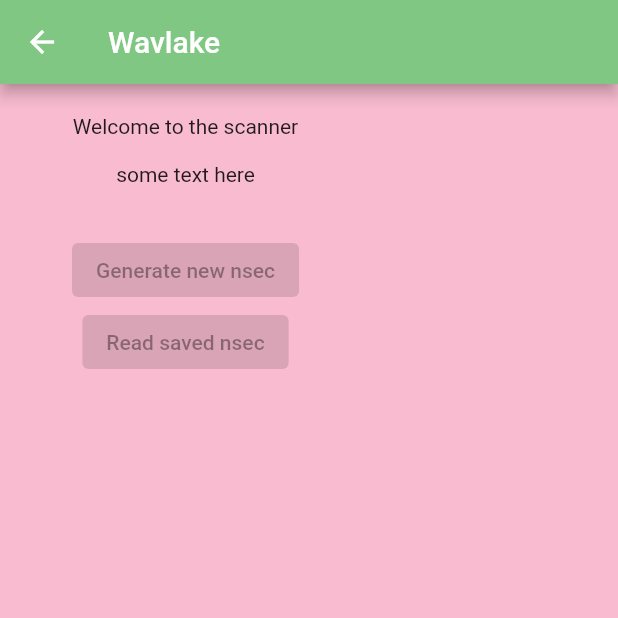
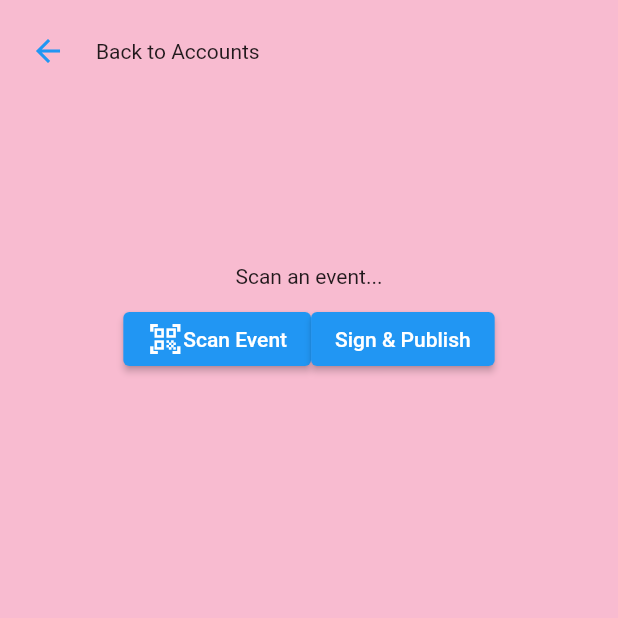
Before and after one commit to wavlake/watermelon, a Flutter app: the SigningScreen screen opened directly, on a phone screen of 412 x 824 dp, the top half of it. Run offline on Flutter 3.47's test engine with Material 2 defaults, Android fonts, the phone set to English and light mode, and no system bars; our stand-ins replace flutter_secure_storage; missing offline and left inert: mobile_scanner, nostr, nostr_tools; accounts and stored records are empty.

Commit message:
state and nav refactors

```diff
--- a/lib/components.dart
+++ b/lib/components.dart
@@ -1,29 +1,64 @@
 import 'package:flutter/material.dart';
 import '../model/state.dart';
+import 'package:provider/provider.dart';
+
+import 'model/constants.dart';
+
+// Every screen gets a default back button target
+Map<Screen, Screen> backButtonMap = {
+  Screen.welcome: Screen.welcome,
+  Screen.keyEntry: Screen.welcome,
+  Screen.signing: Screen.keyEntry,
+  Screen.scanner: Screen.signing,
+};
 
 class TopBackButton extends StatelessWidget {
   const TopBackButton({
     super.key,
-    required this.appState,
     this.title = "",
   });
 
-  final AppState appState;
   final String title;
 
   @override
   Widget build(BuildContext context) {
+    var appState = context.watch<AppState>();
+
     return Padding(
       padding: const EdgeInsets.only(top: 10),
       child: Row(
-        mainAxisAlignment: MainAxisAlignment.start,
+        mainAxisAlignment: MainAxisAlignment.spaceBetween,
         children: [
-          TextButton(
-              onPressed: () => appState.navigate(appState.currentScreen - 1),
-              child: const Icon(Icons.arrow_back)),
-          if (title.isNotEmpty) Text(title),
+          Row(
+            children: [
+              TextButton(
+                  onPressed:
+                      () => // lookup the back button's target screen using the current screen
+                          appState
+                              .navigate(backButtonMap[appState.currentScreen]!),
+                  child: const Icon(Icons.arrow_back)),
+              if (title.isNotEmpty) Text(title),
+            ],
+          ),
         ],
       ),
     );
   }
 }
+
+// a Text widget that returns an npub or nothing if null
+class LoggedInAs extends StatelessWidget {
+  const LoggedInAs({super.key});
+
+  @override
+  Widget build(BuildContext context) {
+    var appState = context.watch<AppState>();
+    if (appState.npub != "" && appState.npub.isNotEmpty) {
+      return Text("Logged in as: ${appState.npub.substring(0, 9)}");
+    }
+
+    // if no npub, return "nothing"
+    // https://stackoverflow.com/questions/53455358/how-to-present-an-empty-view-in-flutter
+    return const SizedBox.shrink();
+  }
+}
--- /dev/null
+++ b/lib/model/constants.dart
@@ -0,0 +1 @@
+enum Screen { welcome, keyEntry, signing, scanner }
--- a/lib/model/state.dart
+++ b/lib/model/state.dart
@@ -1,10 +1,16 @@
+// import 'package:bip340/bip340.dart';
 import 'package:flutter/material.dart';
 import 'package:nostr_tools/nostr_tools.dart';
+import 'package:nostr/nostr.dart' as nostr;
 import 'package:flutter_secure_storage/flutter_secure_storage.dart';
+import 'dart:convert';
+import 'dart:io';
+
+import 'constants.dart';
 
 final _keyGenerator = KeyApi();
 final _nip19 = Nip19();
-
+final eventApi = EventApi();
 const _storage = FlutterSecureStorage();
 const storageKeyPrivateHex = "privateHexKey";
 
@@ -19,35 +25,52 @@ AndroidOptions _getAndroidOptions() => const AndroidOptions(
     );
 
 class AppState with ChangeNotifier {
-  String relay = "wss://relay.wavlake.com";
+  // this runs when we call AppState() in main.dart in the ChangeNotifierProvider create method
+  AppState() {
+    // initialize state
+    checkForSavedPrivateKey().then((_) => {
+          // if there is a saved private key, navigate to the signing screen
+          if (npub != "") navigate(Screen.signing)
+          // notifyListeners()
+        });
+  }
+  /////// Navigation
+
+  Screen currentScreen = Screen.welcome;
+
+  /// A method to navigate to a new screen
+  void navigate(Screen newScreen) {
+    // update the state
+    currentScreen = newScreen;
+    notifyListeners();
+  }
+
+  /////// Key Entry
+
   String insecurePrivateHexKey = "";
-  int currentScreen = 0;
   TextEditingController nsecController = TextEditingController();
   final formKey = GlobalKey<FormState>();
 
-  // a getter that transforms the privateHex to publicHex
+  /// a getter that transforms the privateHex to publicHex
   String get publicHexKey {
     if (insecurePrivateHexKey == "") return "";
     return _keyGenerator.getPublicKey(insecurePrivateHexKey);
   }
 
-  // a getter that transforms the privateHex to npub
-  String get npubKey {
-    if (insecurePrivateHexKey == "") return "";
-    var publicHexKey = _keyGenerator.getPublicKey(insecurePrivateHexKey);
-    return _nip19.npubEncode(publicHexKey);
+  /// a setter that transforms the privateHex to npub
+  set npub(String? privateHexKey) {
+    if (privateHexKey == null) return;
+    var publicHex = _keyGenerator.getPublicKey(privateHexKey);
+    _npub = _nip19.npubEncode(publicHex);
   }
 
-  // a getter that transforms the privateHex to nsec
+  String get npub => _npub ?? "";
+  String? _npub;
+
+  /// a getter that transforms the privateHex to nsec
   String get nsecKey {
     if (insecurePrivateHexKey == "") return "";
     return _nip19.nsecEncode(insecurePrivateHexKey);
-  }
-
-  void navigate(int index) {
-    currentScreen = index;
-
-    notifyListeners();
   }
 
   void generateNewNsec() {
@@ -66,8 +89,10 @@ class AppState with ChangeNotifier {
     var privateHex = _nip19.decode(nsecController.text)['data'];
     await _writeSecretKey(value: privateHex);
 
+    // save the npub key so we can show the user is logged in
+    npub = privateHex;
     clearNsecField();
-    navigate(2);
+    navigate(Screen.signing);
 
     notifyListeners();
   }
@@ -78,10 +103,12 @@ class AppState with ChangeNotifier {
     notifyListeners();
   }
 
-  Future<String?> readPrivateHex() async {
-    // read the key and return it
+  Future<void> checkForSavedPrivateKey() async {
+    // read the key
+    var pk = await _readSecretKey();
     // dont save to state, since its a secret
-    return await _readSecretKey();
+    // instead, derive the npub from it
+    npub = pk;
   }
 
   bool isValidNsec(String value) {
@@ -102,7 +129,78 @@ class AppState with ChangeNotifier {
     }
   }
 
-  // Private methods
+  /////// Event Scanning
+
+  String relayAddress = "wss://relay.wavlake.com";
+
+  /// the last event that was scanned or entered
+  nostr.Event? scannedEvent;
+
+  // a getter that transforms the scannedEvent into a string
+  String get prettyEventString {
+    if (scannedEvent == null) return "Scan an event...";
+
+    JsonEncoder encoder = const JsonEncoder.withIndent('  ');
+    String prettyprint = encoder.convert(scannedEvent);
+    return prettyprint;
+  }
+
+  void parseEventJson(String? jsonString) {
+    if (jsonString == null) return;
+    try {
+      final Map<String, dynamic> jsonEvent = jsonDecode(jsonString);
+
+      // The nostr lib requires a signature string be present
+      if (jsonEvent["sig"] == null) {
+        // This is overwritten when the user signs the event
+        jsonEvent["sig"] = "Tap sign to sign this event";
+      }
+      // don't verify the event, since the sig is invalid
+      scannedEvent = nostr.Event.fromJson(jsonEvent, verify: false);
+
+      navigate(Screen.signing);
+    } catch (e) {
+      debugPrint("Error parsing event json: $e");
+    }
+
+    notifyListeners();
+  }
+
+  Future<nostr.Event> signEvent() async {
+    var pk = await _readSecretKey();
+    if (scannedEvent == null || pk == null) {
+      // sign event page should only be exposed if there is a private key to use
+      throw UnimplementedError('Event or private key is null');
+    } else {
+      // sign the event
+      // any pubkey in the unsigned event is ignored
+      var signedEvent = nostr.Event.from(
+        createdAt: scannedEvent!.createdAt,
+        kind: scannedEvent!.kind,
+        tags: scannedEvent!.tags,
+        content: scannedEvent!.content,
+        privkey: pk,
+      );
+      if (!signedEvent.isValid()) {
+        throw UnimplementedError('Error signing event');
+      }
+
+      await publishEvent(signedEvent);
+
+      notifyListeners();
+      return signedEvent;
+    }
+  }
+
+  Future<void> publishEvent(nostr.Event event) async {
+    // We may want to open this socket earlier
+    WebSocket webSocket = await WebSocket.connect(relayAddress);
+    webSocket.add(event.serialize());
+    // and maybe keep it open longer
+    await webSocket.close();
+  }
+
+  /////// Private methods
 
   Future<void> _deleteSecretKey() async {
     await _storage.delete(
@@ -132,10 +230,3 @@ class AppState with ChangeNotifier {
     return privateKey;
   }
 }
-
-class SecItem {
-  SecItem(this.key, this.value);
-
-  final String key;
-  final String value;
-}
--- a/lib/screens/key_entry_screen.dart
+++ b/lib/screens/key_entry_screen.dart
@@ -13,18 +13,13 @@ class KeyEntryScreen extends StatelessWidget {
 
     return Scaffold(
       backgroundColor: Colors.pink.shade100,
-      appBar: AppBar(
-        title: const Text('Wavlake'),
-        backgroundColor: Colors.green.shade300,
-      ),
       body: Form(
           key: appState.formKey,
           child: Column(
             crossAxisAlignment: CrossAxisAlignment.center,
             mainAxisAlignment: MainAxisAlignment.spaceBetween,
             children: [
-              TopBackButton(
-                appState: appState,
+              const TopBackButton(
                 title: "Add an Account",
               ),
               SizedBox(
@@ -81,33 +76,3 @@ class KeyEntryScreen extends StatelessWidget {
     );
   }
 }
-
-Widget getTextWidgets(List<String> strings, deleteKey) {
-  List<Widget> list = List<Widget>.empty(growable: true);
-  for (var i = 0; i < strings.length; i++) {
-    var nsec = strings[i];
-    list.add(Row(children: [
-      Text(nsec.substring(0, 12)),
-      ElevatedButton(
-        onPressed: () => deleteKey(i),
-        child: const Text('Delete'),
-      ),
-    ]));
-  }
-  return Column(children: list);
-}
-
-// a Text widget that returns an npub or nothing if null
-class NpubTextWidget extends StatelessWidget {
-  final String text;
-  const NpubTextWidget(this.text, {super.key});
-
-  @override
-  Widget build(BuildContext context) {
-    if (text != "" && text.isNotEmpty) return Text(text);
-
-    // if no npub, return "nothing"
-    // https://stackoverflow.com/questions/53455358/how-to-present-an-empty-view-in-flutter
-    return const SizedBox.shrink();
-  }
-}
--- a/lib/screens/scanner_screen.dart
+++ b/lib/screens/scanner_screen.dart
@@ -17,10 +17,7 @@ class ScannerScreen extends StatelessWidget {
       ),
       body: Column(
         children: [
-          TopBackButton(
-              appState: appState,
-              title:
-                  "Scan a nostr event QR code, like the ones in Wavlake Studio"),
+          const TopBackButton(title: "Scan a nostr event QR code"),
           // Mobile Scanner is finnicky
           // its immediate parent needs to be something like SizedBox
           SizedBox(
@@ -35,7 +32,7 @@ class ScannerScreen extends StatelessWidget {
               onDetect: (capture) {
                 final List<Barcode> barcodes = capture.barcodes;
                 for (final barcode in barcodes) {
-                  debugPrint('Barcode found! ${barcode.rawValue}');
+                  appState.parseEventJson(barcode.rawValue);
                 }
               },
             ),
@@ -45,3 +42,13 @@ class ScannerScreen extends StatelessWidget {
     );
   }
 }
+
+// {
+//   "id": "7d2b298bb3cf844f7d1142fc122aeafdbfadf6e42475b73cf38d62e676240005",
+//   "pubkey": "5f836955b840df25c5e971e02fd0905bc227c04bd29ea4dbd6a0b82efb346261",
+//   "created_at": 1685718780,
+//   "kind": 1,
+//   "tags": [],
+//   "content": "testing flutter",
+// }
+//   "sig": "35fed0f762884d6091cdf8f5e2e71311a0cbafd3d91ad9daab57cbe69128caab372b2d56ca91885291794bc77792f16814ec596d71adbdf070dfd5a079038828"
--- a/lib/screens/signing_screen.dart
+++ b/lib/screens/signing_screen.dart
@@ -1,6 +1,8 @@
 import 'package:flutter/material.dart';
 import 'package:provider/provider.dart';
 
+import '../components.dart';
+import '../model/constants.dart';
 import '../model/state.dart';
 
 class SigningScreen extends StatelessWidget {
@@ -12,38 +14,52 @@ class SigningScreen extends StatelessWidget {
 
     return Scaffold(
       backgroundColor: Colors.pink.shade100,
-      appBar: AppBar(
-        title: const Text('Wavlake'),
-        backgroundColor: Colors.green.shade300,
-      ),
-      body: const Padding(
-        padding: EdgeInsets.symmetric(horizontal: 40, vertical: 20),
+      body: Form(
+          key: appState.formKey,
           child: Column(
             crossAxisAlignment: CrossAxisAlignment.center,
+            mainAxisAlignment: MainAxisAlignment.start,
             children: [
-            Text("Welcome to the scanner"),
-            Padding(
-              padding: EdgeInsets.symmetric(horizontal: 8, vertical: 16),
-              child: Text("some text here"),
+              const TopBackButton(
+                title: "Back to Accounts",
               ),
-            Padding(
-              padding: EdgeInsets.symmetric(horizontal: 8, vertical: 16.0),
+              SizedBox(
+                height: 300,
                 child: Column(
                   mainAxisAlignment: MainAxisAlignment.center,
                   children: [
+                    Padding(
+                      padding: const EdgeInsets.all(10.0),
+                      child: Text(appState.prettyEventString),
+                    ),
+                    Row(
+                      mainAxisAlignment: MainAxisAlignment.center,
+                      children: [
                         ElevatedButton(
-                      onPressed: null,
-                      child: Text('Generate new nsec'),
+                          onPressed: () {
+                            appState.navigate(Screen.scanner);
+                          },
+                          child: const Row(
+                            children: [
+                              Icon(Icons.qr_code_scanner),
+                              Text('Scan Event'),
+                            ],
+                          ),
                         ),
                         ElevatedButton(
-                      onPressed: null,
-                      child: Text('Read saved nsec'),
-                    ),
-                  ]),
+                          onPressed: () {
+                            appState.signEvent();
+                          },
+                          child: const Text('Sign & Publish'),
                         ),
                       ],
                     ),
+                    const LoggedInAs(),
+                  ],
                 ),
+              ),
+            ],
+          )),
     );
   }
 }
--- a/lib/screens/welcome_screen.dart
+++ b/lib/screens/welcome_screen.dart
@@ -1,6 +1,7 @@
 import 'package:flutter/material.dart';
 import 'package:provider/provider.dart';
 
+import '../model/constants.dart';
 import '../model/state.dart';
 
 class WelcomeScreen extends StatelessWidget {
@@ -19,7 +20,7 @@ class WelcomeScreen extends StatelessWidget {
             child: Text("Welcome to wavlake"),
           ),
           ElevatedButton(
-            onPressed: () => appState.navigate(1),
+            onPressed: () => appState.navigate(Screen.keyEntry),
             child: const Text("Add an account"),
           ),
         ]));
```
Also changed, not shown: lib/main.dart (+8 -7 lines). Lines whose indentation alone changed are shown as unchanged.
